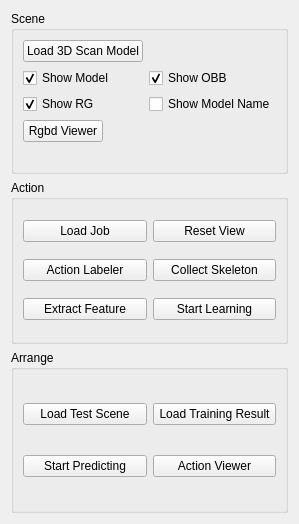
The window that mess_widget.ui (maruitx/mess-it-up) describes before a commit, drawn with Qt 5.
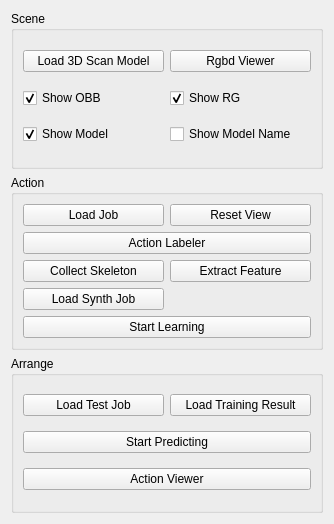
The same window after the commit.

Commit message: synthetic feature computed

What changed in the file:
```diff
--- a/mess_widget.ui
+++ b/mess_widget.ui
@@ -6,7 +6,7 @@
    <rect>
     <x>0</x>
     <y>0</y>
-    <width>271</width>
+    <width>334</width>
     <height>524</height>
    </rect>
   </property>
@@ -22,11 +22,8 @@
      <property name="title">
       <string>Scene</string>
      </property>
-     <layout class="QFormLayout" name="formLayout">
-      <property name="fieldGrowthPolicy">
-       <enum>QFormLayout::AllNonFixedFieldsGrow</enum>
-      </property>
-      <item row="0" column="0">
+     <layout class="QGridLayout" name="gridLayout_3">
+      <item row="1" column="0">
        <widget class="QPushButton" name="load3DScanButton">
         <property name="enabled">
          <bool>true</bool>
@@ -39,14 +36,24 @@
         </property>
        </widget>
       </item>
-      <item row="4" column="0">
+      <item row="3" column="0">
+       <widget class="QCheckBox" name="isShowOBBBox">
+        <property name="text">
+         <string>Show OBB</string>
+        </property>
+        <property name="checked">
+         <bool>true</bool>
+        </property>
+       </widget>
+      </item>
+      <item row="1" column="1">
        <widget class="QPushButton" name="openRgbdViewerButton">
         <property name="text">
          <string>Rgbd Viewer</string>
         </property>
        </widget>
       </item>
-      <item row="3" column="0">
+      <item row="3" column="1">
        <widget class="QCheckBox" name="isShowRGBox">
         <property name="text">
          <string>Show RG</string>
@@ -56,7 +63,7 @@
         </property>
        </widget>
       </item>
-      <item row="1" column="0">
+      <item row="4" column="0">
        <widget class="QCheckBox" name="isShowModelBox">
         <property name="text">
          <string>Show Model</string>
@@ -66,17 +73,7 @@
         </property>
        </widget>
       </item>
-      <item row="1" column="1">
-       <widget class="QCheckBox" name="isShowOBBBox">
-        <property name="text">
-         <string>Show OBB</string>
-        </property>
-        <property name="checked">
-         <bool>true</bool>
-        </property>
-       </widget>
-      </item>
-      <item row="3" column="1">
+      <item row="4" column="1">
        <widget class="QCheckBox" name="isShowModelNameBox">
         <property name="text">
          <string>Show Model Name</string>
@@ -92,6 +89,13 @@
       <string>Action</string>
      </property>
      <layout class="QGridLayout" name="gridLayout">
+      <item row="8" column="0">
+       <widget class="QPushButton" name="loadSyntheticJobButton">
+        <property name="text">
+         <string>Load Synth Job</string>
+        </property>
+       </widget>
+      </item>
       <item row="1" column="1">
        <widget class="QPushButton" name="resetAlignButton">
         <property name="text">
@@ -99,13 +103,6 @@
         </property>
        </widget>
       </item>
-      <item row="2" column="0">
-       <widget class="QPushButton" name="openActionLabelerButton">
-        <property name="text">
-         <string>Action Labeler</string>
-        </property>
-       </widget>
-      </item>
       <item row="1" column="0">
        <widget class="QPushButton" name="loadActionJobButton">
         <property name="text">
@@ -114,20 +111,27 @@
        </widget>
       </item>
       <item row="4" column="0">
-       <widget class="QPushButton" name="extractFeatureButton">
-        <property name="text">
-         <string>Extract Feature</string>
-        </property>
-       </widget>
-      </item>
-      <item row="2" column="1">
        <widget class="QPushButton" name="collectSkelButton">
         <property name="text">
          <string>Collect Skeleton</string>
         </property>
        </widget>
       </item>
+      <item row="2" column="0" colspan="2">
+       <widget class="QPushButton" name="openActionLabelerButton">
+        <property name="text">
+         <string>Action Labeler</string>
+        </property>
+       </widget>
+      </item>
       <item row="4" column="1">
+       <widget class="QPushButton" name="extractFeatureButton">
+        <property name="text">
+         <string>Extract Feature</string>
+        </property>
+       </widget>
+      </item>
+      <item row="9" column="0" colspan="2">
        <widget class="QPushButton" name="startLearnButton">
         <property name="text">
          <string>Start Learning</string>
@@ -143,27 +147,20 @@
       <string>Arrange</string>
      </property>
      <layout class="QGridLayout" name="gridLayout_2">
-      <item row="2" column="1">
-       <widget class="QPushButton" name="openActionViewerButton">
+      <item row="0" column="0">
+       <widget class="QPushButton" name="loadTestJobButton">
         <property name="text">
-         <string>Action Viewer</string>
+         <string>Load Test Job</string>
         </property>
        </widget>
       </item>
-      <item row="2" column="0">
+      <item row="3" column="0" colspan="2">
        <widget class="QPushButton" name="startPredictButton">
         <property name="text">
          <string>Start Predicting</string>
         </property>
        </widget>
       </item>
-      <item row="0" column="0">
-       <widget class="QPushButton" name="loadTestSceneButton">
-        <property name="text">
-         <string>Load Test Scene</string>
-        </property>
-       </widget>
-      </item>
       <item row="0" column="1">
        <widget class="QPushButton" name="loadTrainingResultButton">
         <property name="text">
@@ -171,6 +168,13 @@
         </property>
        </widget>
       </item>
+      <item row="4" column="0" colspan="2">
+       <widget class="QPushButton" name="openActionViewerButton">
+        <property name="text">
+         <string>Action Viewer</string>
+        </property>
+       </widget>
+      </item>
      </layout>
     </widget>
    </item>
```
The commit also changes 10 other files.
